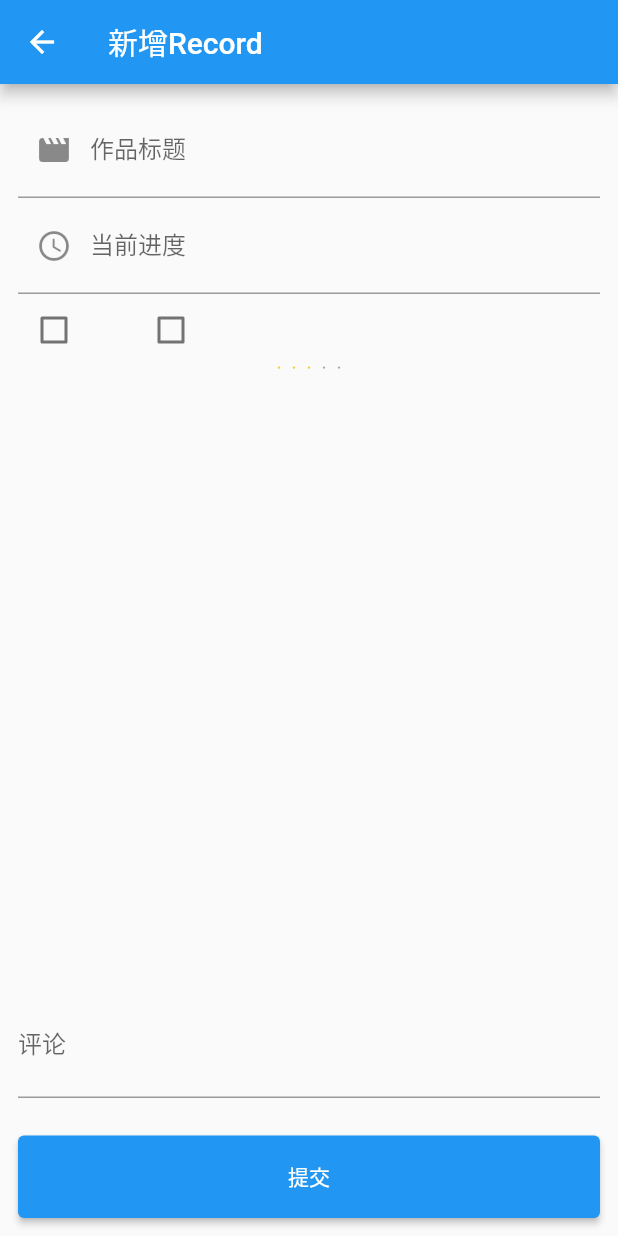
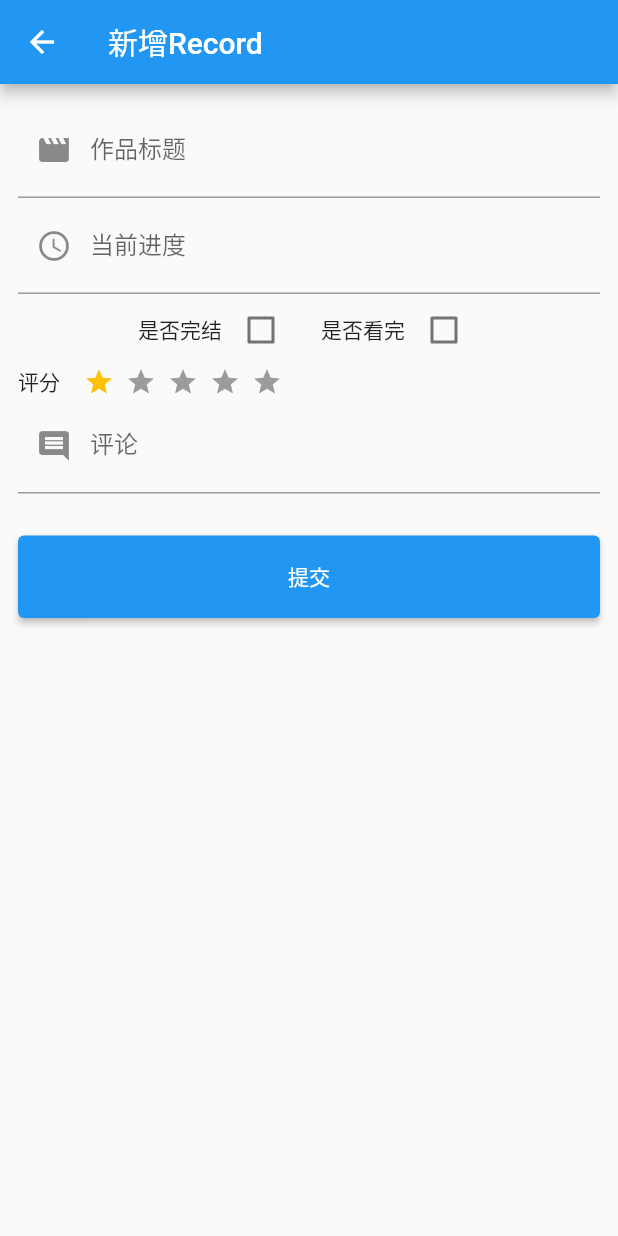
Before and after one commit to AzusaChino/iris-flutter, a Flutter app: the RecordCreatePage screen opened directly, on a phone screen of 412 x 824 dp. Run offline on Flutter 3.47's test engine with Material 2 defaults, Android fonts, the phone set to English and light mode, and no system bars; drawn by our look-alikes of flutter_rating_bar; our stand-ins replace dio, email_validator, fluttertoast, shared_preferences; accounts and stored records are empty.

Commit message:
暂时完成新增功能

```diff
--- a/lib/ui/home/index.dart
+++ b/lib/ui/home/index.dart
@@ -6,7 +6,6 @@ import 'package:iris/ui/home/drawer.dart';
 import 'package:iris/ui/home/section_list_item.dart';
 import 'package:iris/ui/search/index.dart';
 import 'package:iris/ui/section/index.dart';
-import 'package:iris/utils/http_util.dart';
 import 'package:provider/provider.dart';
 
 class HomePage extends StatefulWidget {
--- a/lib/ui/record/create.dart
+++ b/lib/ui/record/create.dart
@@ -61,8 +61,10 @@ class _RecordCreatePageState extends State<RecordCreatePage> {
                             prefixIcon: Icon(Icons.access_time_rounded)),
                       ),
                       Row(
-                          // mainAxisAlignment: MainAxisAlignment.center,
+                          mainAxisAlignment: MainAxisAlignment.center,
                           children: [
+                            Text("是否完结"),
+                            SizedBox(width: 2),
                             Checkbox(
                               // title: Text("是否完结"),
                               // controlAffinity: ListTileControlAffinity.leading,
@@ -73,7 +75,9 @@ class _RecordCreatePageState extends State<RecordCreatePage> {
                                 });
                               },
                             ),
-                            SizedBox(width: 30),
+                            SizedBox(width: 16),
+                            Text("是否看完"),
+                            SizedBox(width: 2),
                             Checkbox(
                                 // title: Text("是否看完"),
                                 // controlAffinity:
@@ -85,11 +89,14 @@ class _RecordCreatePageState extends State<RecordCreatePage> {
                                   });
                                 })
                           ]),
-                      Expanded(
-                          child: RatingBar.builder(
-                      itemSize: 2.0,
-                        initialRating: 3.0,
-                        minRating: _ratting,
+                      Row(
+                        children: [
+                          Text("评分"),
+                          SizedBox(width: 12),
+                          RatingBar.builder(
+                            itemSize: 20.0,
+                            initialRating: _ratting,
+                            minRating: 0.5,
                             direction: Axis.horizontal,
                             allowHalfRating: true,
                             itemCount: 5,
@@ -103,14 +110,18 @@ class _RecordCreatePageState extends State<RecordCreatePage> {
                                 _ratting = ratting;
                               });
                             },
-                      )),
+                            updateOnDrag: true,
+                          ),
+                        ],
+                      ),
                       TextFormField(
                         controller: _commentController,
                         decoration: InputDecoration(
                             labelText: "评论",
                             hintText: "请输入评论",
-                            prefix: Icon(Icons.comment)),
+                            prefixIcon: Icon(Icons.comment)),
                       ),
+                      SizedBox(height: 3),
                       Padding(
                         padding: const EdgeInsets.only(top: 25),
                         child: ConstrainedBox(
@@ -142,7 +153,7 @@ class _RecordCreatePageState extends State<RecordCreatePage> {
       var res = await insertRecord(record: record);
 
       if (res != null) {
-        Navigator.pop(context);
+        Navigator.pushNamed(context, "/");
       }
     }
   }
--- a/lib/utils/http_util.dart
+++ b/lib/utils/http_util.dart
@@ -4,8 +4,8 @@ import 'package:dio/dio.dart';
 import 'package:iris/common/global.dart';
 
 // 手机环境下，有自己的一套网络环境，不能直接使用localhost
-const baseUrl = 'http://192.168.0.104:3333/api';
-// const baseUrl = 'http://localhost:3333/api';
+// const baseUrl = 'http://192.168.0.104:3333/api';
+const baseUrl = 'http://localhost:3333/api';
 
 class HttpUtil {
   static Dio dio = new Dio(BaseOptions(
```
Also changed, not shown: lib/model/record.dart (+10 -1 lines), lib/ui/section/index.dart (+28 -12 lines). Lines whose indentation alone changed are shown as unchanged.
